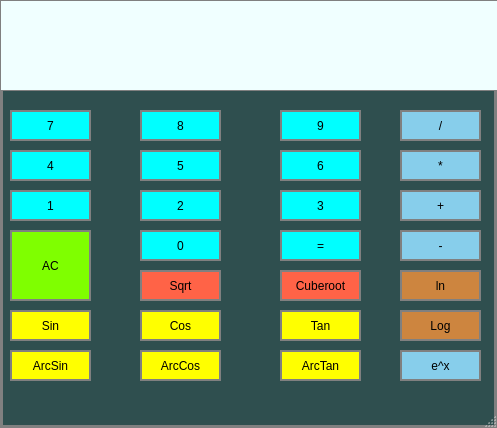
Old version of the form calculator/cal.ui in the repository AangTheLast/Calculator.
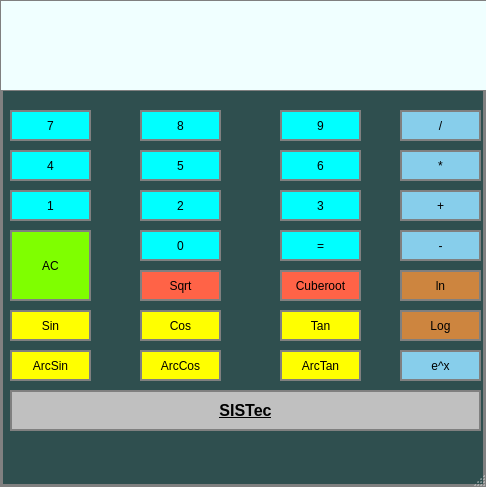
New version of the form.

```diff
--- a/calculator/cal.ui
+++ b/calculator/cal.ui
@@ -6,8 +6,8 @@
    <rect>
     <x>0</x>
     <y>0</y>
-    <width>497</width>
-    <height>428</height>
+    <width>486</width>
+    <height>487</height>
    </rect>
   </property>
   <property name="windowTitle">
@@ -892,6 +892,35 @@
      <string>ArcTan</string>
     </property>
    </widget>
+   <widget class="QPushButton" name="creator">
+    <property name="geometry">
+     <rect>
+      <x>10</x>
+      <y>390</y>
+      <width>471</width>
+      <height>41</height>
+     </rect>
+    </property>
+    <property name="font">
+     <font>
+      <family>Arial</family>
+      <pointsize>12</pointsize>
+      <weight>75</weight>
+      <bold>true</bold>
+      <underline>true</underline>
+     </font>
+    </property>
+    <property name="styleSheet">
+     <string notr="true">QPushButton{
+	background-color:Silver;
+	border: 2px solid gray;
+	padding: 5px;
+}</string>
+    </property>
+    <property name="text">
+     <string>SISTec</string>
+    </property>
+   </widget>
   </widget>
   <widget class="QMenuBar" name="menubar">
    <property name="geometry">
```
Left out of the diff: 2 changed lines with no effect on the pictures.
